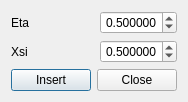
Before: the Qt Designer form TIGLCreator/src/TIGLCreatorEtaXsiDialog.ui in DLR-SC/tigl, drawn with Qt 5.
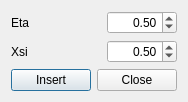
After: the same form once the commit is applied. Custom widgets are drawn as their Qt base class.

```diff
--- a/TIGLCreator/src/TIGLCreatorEtaXsiDialog.ui
+++ b/TIGLCreator/src/TIGLCreatorEtaXsiDialog.ui
@@ -53,9 +53,6 @@
        <property name="alignment">
         <set>Qt::AlignRight|Qt::AlignTrailing|Qt::AlignVCenter</set>
        </property>
-       <property name="decimals">
-        <number>6</number>
-       </property>
        <property name="maximum">
         <double>1.000000000000000</double>
        </property>
@@ -98,9 +95,6 @@
        <property name="alignment">
         <set>Qt::AlignRight|Qt::AlignTrailing|Qt::AlignVCenter</set>
        </property>
-       <property name="decimals">
-        <number>6</number>
-       </property>
        <property name="maximum">
         <double>1.000000000000000</double>
        </property>
@@ -137,6 +131,13 @@
    </item>
   </layout>
  </widget>
+ <customwidgets>
+  <customwidget>
+   <class>TIGLCreatorDoubleSpinBox</class>
+   <extends>QDoubleSpinBox</extends>
+   <header>TIGLCreatorDoubleSpinBox.h</header>
+  </customwidget>
+ </customwidgets>
  <resources/>
  <connections>
   <connection>
```
Left out of the diff: 4 changed lines with no effect on the pictures.
